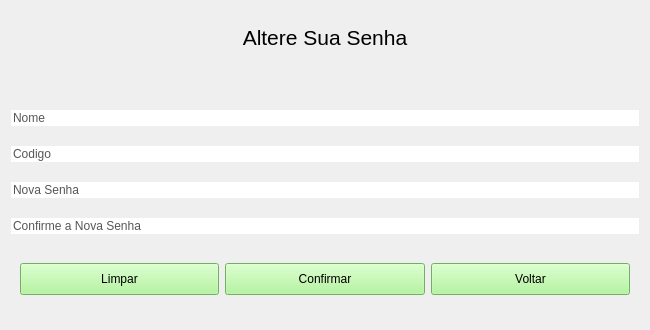
joaovicentesouto/INE5417, file VirtualWallet/logic/src/vision/wforgotpass.ui: the form before one commit.
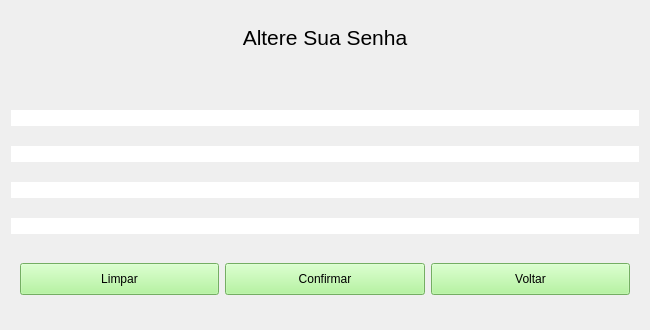
The form after the commit.

Patch:
```diff
--- a/VirtualWallet/logic/src/vision/wforgotpass.ui
+++ b/VirtualWallet/logic/src/vision/wforgotpass.ui
@@ -69,12 +69,11 @@
       <string notr="true">#Name
 {
 	border: none;
-    color: #565656;
     font-size: 12px;
 }</string>
      </property>
      <property name="text">
-      <string>Nome</string>
+      <string/>
      </property>
     </widget>
    </item>
@@ -84,12 +83,11 @@
       <string notr="true">#Code
 {
 	border: none;
-    color: #565656;
     font-size: 12px;
 }</string>
      </property>
      <property name="text">
-      <string>Codigo</string>
+      <string/>
      </property>
     </widget>
    </item>
@@ -99,12 +97,11 @@
       <string notr="true">#NewPass
 {
 	border: none;
-    color: #565656;
     font-size: 12px;
 }</string>
      </property>
      <property name="text">
-      <string>Nova Senha</string>
+      <string/>
      </property>
     </widget>
    </item>
@@ -114,12 +111,11 @@
       <string notr="true">#PassConfirm
 {
 	border: none;
-    color: #565656;
     font-size: 12px;
 }</string>
      </property>
      <property name="text">
-      <string>Confirme a Nova Senha</string>
+      <string/>
      </property>
     </widget>
    </item>
```
